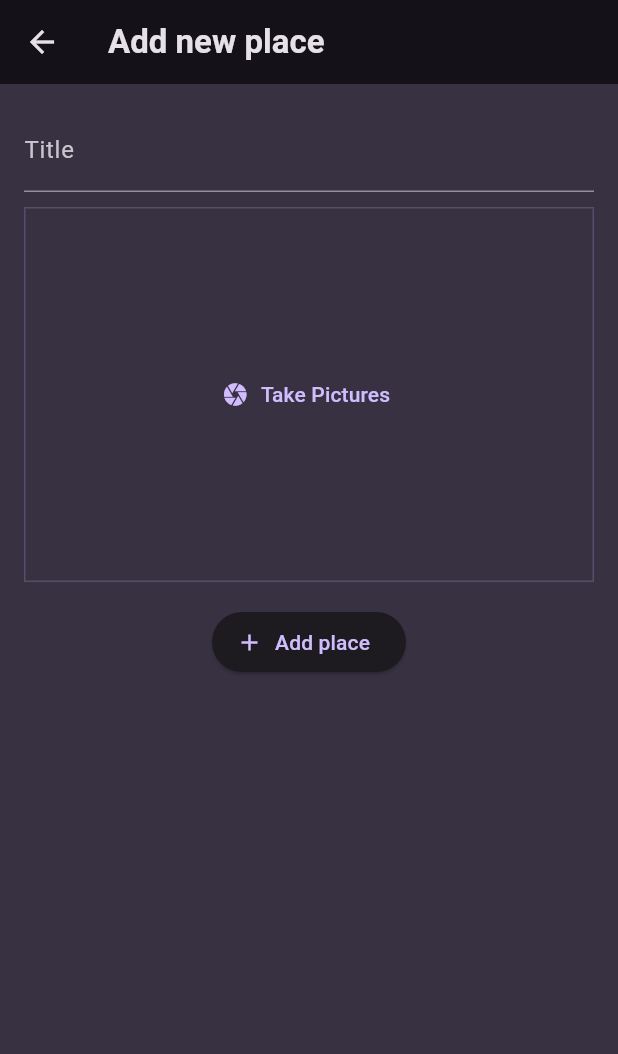
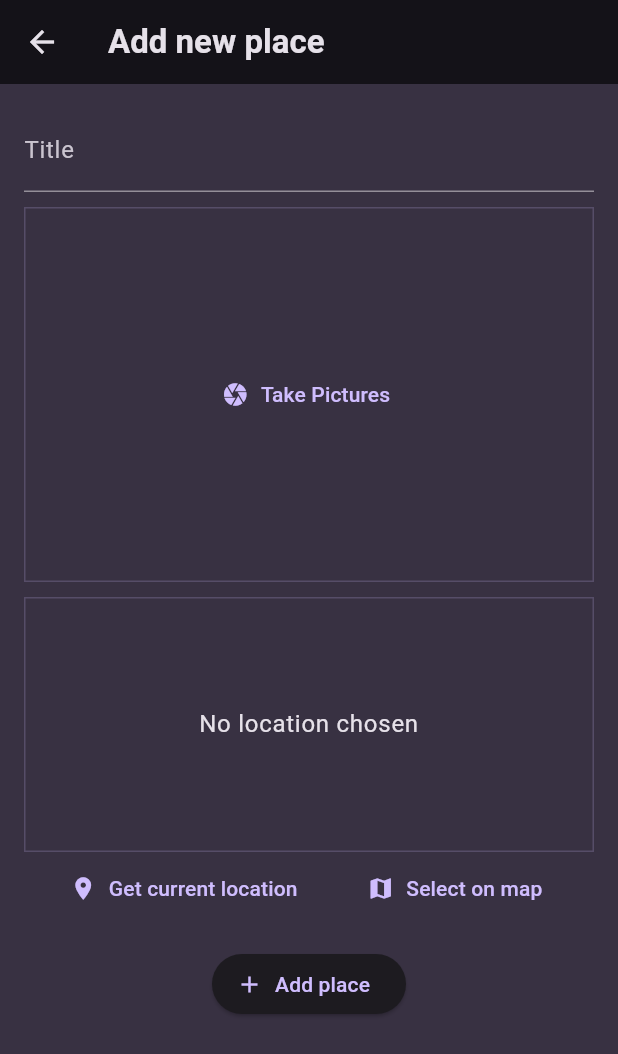
Before and after one commit to hello-favour/favorites-places, a Flutter app: the AddPlaceScreen screen opened directly, on a phone screen of 412 x 824 dp. Shown: the top 1054 px of the screen. Run offline on Flutter 3.47's test engine with Material 3 defaults, Android fonts, the phone set to English and light mode, and no system bars; our stand-ins replace flutter_riverpod, google_fonts, google_maps_flutter, image_picker, location, riverpod.

Commit message:
select location and user location working'

```diff
--- a/lib/models/place.dart
+++ b/lib/models/place.dart
@@ -4,13 +4,27 @@ import 'package:uuid/uuid.dart';
 
 const uuid = Uuid();
 
+class PlaceLocation {
+  final double latitude;
+  final double longitude;
+  final String address;
+
+  const PlaceLocation({
+    required this.latitude,
+    required this.longitude,
+    required this.address,
+  });
+}
+
 class Place {
   final String title;
   final String id;
   final File image;
+  final PlaceLocation location;
 
   Place({
     required this.title,
     required this.image,
+    required this.location,
   }) : id = uuid.v4();
 }
--- a/lib/providers/user_places.dart
+++ b/lib/providers/user_places.dart
@@ -6,8 +6,8 @@ import 'package:riverpod/riverpod.dart';
 class UserPlacesNotifier extends StateNotifier<List<Place>> {
   UserPlacesNotifier() : super([]);
 
-  void addPlace(String title, File image) {
-    final newPlace = Place(title: title, image: image);
+  void addPlace(String title, File image, PlaceLocation location) {
+    final newPlace = Place(title: title, image: image,location: location);
     state = [...state, newPlace];
   }
 }
--- a/lib/screens/add_place_screen.dart
+++ b/lib/screens/add_place_screen.dart
@@ -1,7 +1,9 @@
 import 'dart:io';
 
+import 'package:favorites_places/models/place.dart';
 import 'package:favorites_places/providers/user_places.dart';
 import 'package:favorites_places/widgets/image_input.dart';
+import 'package:favorites_places/widgets/location_inputs.dart';
 import 'package:flutter/material.dart';
 import 'package:flutter_riverpod/flutter_riverpod.dart';
 
@@ -15,16 +17,19 @@ class AddPlaceScreen extends ConsumerStatefulWidget {
 class _AddPlaceScreenState extends ConsumerState<AddPlaceScreen> {
   final _titleController = TextEditingController();
   File? _selectedImage;
+  PlaceLocation? _selectedLocation;
 
   void _savePlace() {
     final enteredTitle = _titleController.text;
-    if (enteredTitle.isEmpty || _selectedImage == null) {
+    if (enteredTitle.isEmpty ||
+        _selectedImage == null ||
+        _selectedLocation == null) {
       return;
     }
 
     ref
         .read(userPlaceProvider.notifier)
-        .addPlace(enteredTitle, _selectedImage!);
+        .addPlace(enteredTitle, _selectedImage!, _selectedLocation!);
     Navigator.of(context).pop();
   }
 
@@ -59,6 +64,12 @@ class _AddPlaceScreenState extends ConsumerState<AddPlaceScreen> {
                 _selectedImage = image;
               },
             ),
+            const SizedBox(height: 10),
+            LocationInputs(
+              onselectLocation: (location) {
+                _selectedLocation = location;
+              },
+            ),
             const SizedBox(height: 16),
             ElevatedButton.icon(
               icon: const Icon(Icons.add),
--- /dev/null
+++ b/lib/widgets/location_inputs.dart
@@ -0,0 +1,158 @@
+import 'dart:convert';
+
+import 'package:favorites_places/models/place.dart';
+import 'package:favorites_places/screens/maps.dart';
+import 'package:flutter/material.dart';
+import 'package:google_maps_flutter/google_maps_flutter.dart';
+import 'package:location/location.dart';
+import 'package:http/http.dart' as http;
+
+class LocationInputs extends StatefulWidget {
+  final void Function(PlaceLocation placeLocation) onselectLocation;
+  const LocationInputs({super.key, required this.onselectLocation});
+
+  @override
+  State<LocationInputs> createState() => _LocationInputsState();
+}
+
+class _LocationInputsState extends State<LocationInputs> {
+  PlaceLocation? _pickedLocation;
+  var _isGettingLocation = false;
+
+  String get locationImage {
+    if (_pickedLocation == null) {
+      return "";
+    }
+    final lat = _pickedLocation!.latitude;
+    final lng = _pickedLocation!.longitude;
+    return "api url";
+  }
+
+  Future<void> _savedPlace(double latitude, double longitude) async {
+    final url = Uri.parse(
+        "https://maps.googleapis.com/maps/api/geocode/json?latlng=$latitude,$longitude&key=YOUR_API_KEY");
+    final response = await http.get(url);
+    final resData = json.decode(response.body);
+    final address = resData["results"][0]["formatted_address"];
+
+    setState(() {
+      _pickedLocation = PlaceLocation(
+        latitude: latitude,
+        longitude: longitude,
+        address: address,
+      );
+      _isGettingLocation = false;
+    });
+    widget.onselectLocation(_pickedLocation!);
+  }
+
+  void _getCurrentLocation() async {
+    // setState(() {
+    //   _isGettingLocation = true;
+    // });
+    Location location = Location();
+
+    bool serviceEnabled;
+    PermissionStatus permissionGranted;
+    LocationData locationData;
+
+    serviceEnabled = await location.serviceEnabled();
+    if (!serviceEnabled) {
+      serviceEnabled = await location.requestService();
+      if (!serviceEnabled) {
+        return;
+      }
+    }
+
+    permissionGranted = await location.hasPermission();
+    if (permissionGranted == PermissionStatus.denied) {
+      permissionGranted = await location.requestPermission();
+      if (permissionGranted != PermissionStatus.granted) {
+        return;
+      }
+    }
+
+    setState(() {
+      _isGettingLocation = true;
+    });
+
+    locationData = await location.getLocation();
+    final lat = locationData.latitude;
+    final lng = locationData.longitude;
+
+    if (lat == null || lng == null) {
+      return;
+    }
+    _savedPlace(lat, lng);
+    print(locationData.longitude);
+    print(locationData.latitude);
+  }
+
+  void _selectOnMap() async {
+    final pickedLocation = await Navigator.push<LatLng>(
+      context,
+      MaterialPageRoute(
+        builder: (context) => const MapScreen(),
+      ),
+    );
+
+    if (pickedLocation == null) {
+      return;
+    }
+    _savedPlace(pickedLocation.latitude, pickedLocation.longitude);
+  }
+
+  @override
+  Widget build(BuildContext context) {
+    Widget previewContent = Text(
+      "No location chosen",
+      textAlign: TextAlign.center,
+      style: Theme.of(context).textTheme.bodyLarge!.copyWith(
+            color: Theme.of(context).colorScheme.onBackground,
+          ),
+    );
+
+    if (_pickedLocation != null) {
+      previewContent = Image.network(
+        locationImage,
+        fit: BoxFit.cover,
+        width: double.infinity,
+        height: double.infinity,
+      );
+    }
+
+    if (_isGettingLocation) {
+      previewContent = const CircularProgressIndicator();
+    }
+    return Column(
+      children: [
+        Container(
+          height: 170,
+          width: double.infinity,
+          alignment: Alignment.center,
+          decoration: BoxDecoration(
+              border: Border.all(
+            width: 1,
+            color: Theme.of(context).colorScheme.primary.withOpacity(0.2),
+          )),
+          child: previewContent,
+        ),
+        Row(
+          mainAxisAlignment: MainAxisAlignment.spaceEvenly,
+          children: [
+            TextButton.icon(
+              onPressed: _getCurrentLocation,
+              icon: const Icon(Icons.location_on),
+              label: const Text("Get current location"),
+            ),
+            TextButton.icon(
+              onPressed: _selectOnMap,
+              icon: const Icon(Icons.map),
+              label: const Text("Select on map"),
+            ),
+          ],
+        ),
+      ],
+    );
+  }
+}
--- a/lib/widgets/places_list.dart
+++ b/lib/widgets/places_list.dart
@@ -32,6 +32,12 @@ class PlacesList extends StatelessWidget {
                   color: Theme.of(context).colorScheme.onBackground,
                 ),
           ),
+          subtitle: Text(
+            places[index].location.address,
+            style: Theme.of(context).textTheme.bodySmall!.copyWith(
+                  color: Theme.of(context).colorScheme.onBackground,
+                ),
+          ),
           onTap: () {
             Navigator.of(context).push(
               MaterialPageRoute(
--- a/pubspec.yaml
+++ b/pubspec.yaml
@@ -40,6 +40,9 @@ dependencies:
   flutter_riverpod: ^2.4.5
   image_picker: ^1.0.4
   location: ^5.0.3
+  http: ^1.1.2
+  google_maps_flutter: ^2.5.0
+  path_provider: ^2.1.1
 
 dev_dependencies:
   flutter_test:
```
Also changed, not shown: lib/screens/maps.dart (added, +73 -0 lines), lib/screens/place_detail_screen.dart (+55 -0 lines), lib/widgets/location_input.dart (deleted), pubspec.lock, 2 other files.
